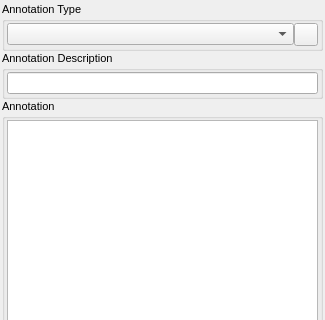
Old version of the form annotations_editor/annotations_editor.ui in the repository NMaghfurUsman/krita-annotations-editor; both pictures show x 0 to 325 and y 0 to 320 of the 325 by 654 pixel window.
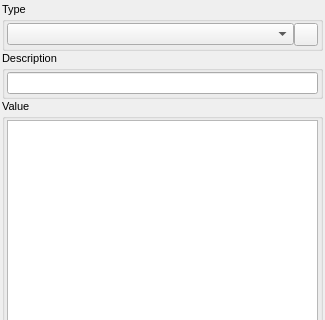
New version of the form.

Commit message: Fix widget wording and tooltips

The edit to the form file:
```diff
--- a/annotations_editor/annotations_editor.ui
+++ b/annotations_editor/annotations_editor.ui
@@ -38,7 +38,7 @@
       </font>
      </property>
      <property name="title">
-      <string>Annotation Type</string>
+      <string>Type</string>
      </property>
      <layout class="QHBoxLayout" name="horizontalLayout_2">
       <property name="spacing">
@@ -84,7 +84,7 @@
       </font>
      </property>
      <property name="title">
-      <string>Annotation Description</string>
+      <string>Description</string>
      </property>
      <layout class="QVBoxLayout" name="verticalLayout_3">
       <property name="leftMargin">
@@ -113,7 +113,7 @@
       </font>
      </property>
      <property name="title">
-      <string>Annotation</string>
+      <string>Value</string>
      </property>
      <layout class="QVBoxLayout" name="verticalLayout_2">
       <property name="spacing">
```
Left out of the diff: 4 changed lines with no effect on the pictures.
